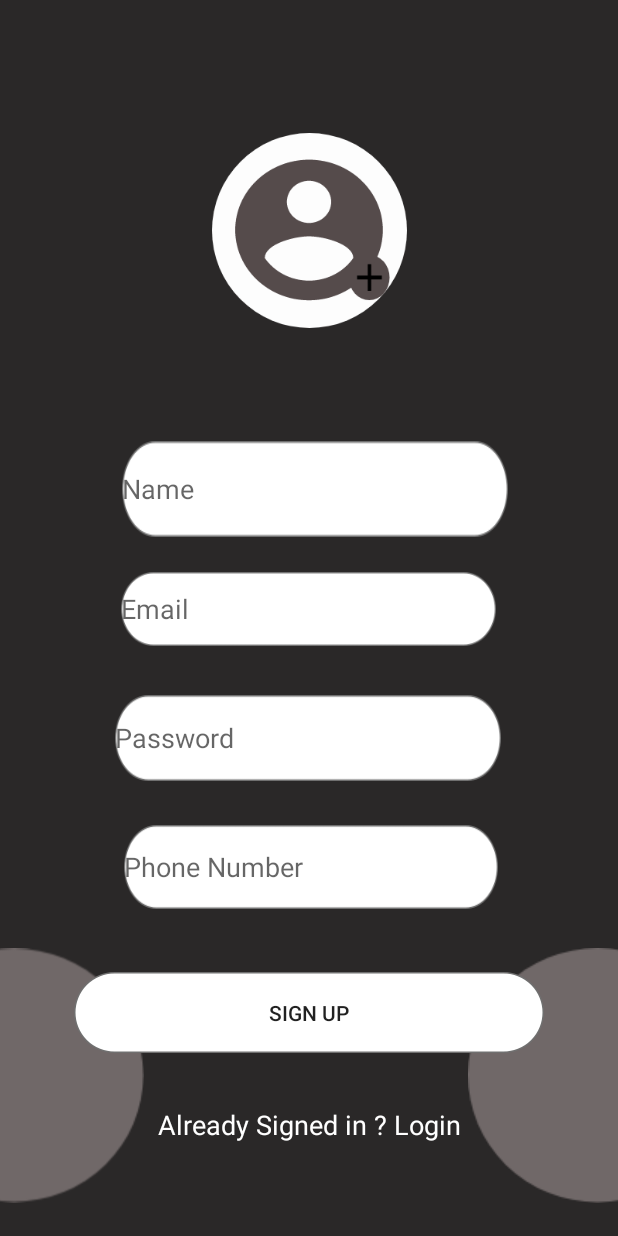
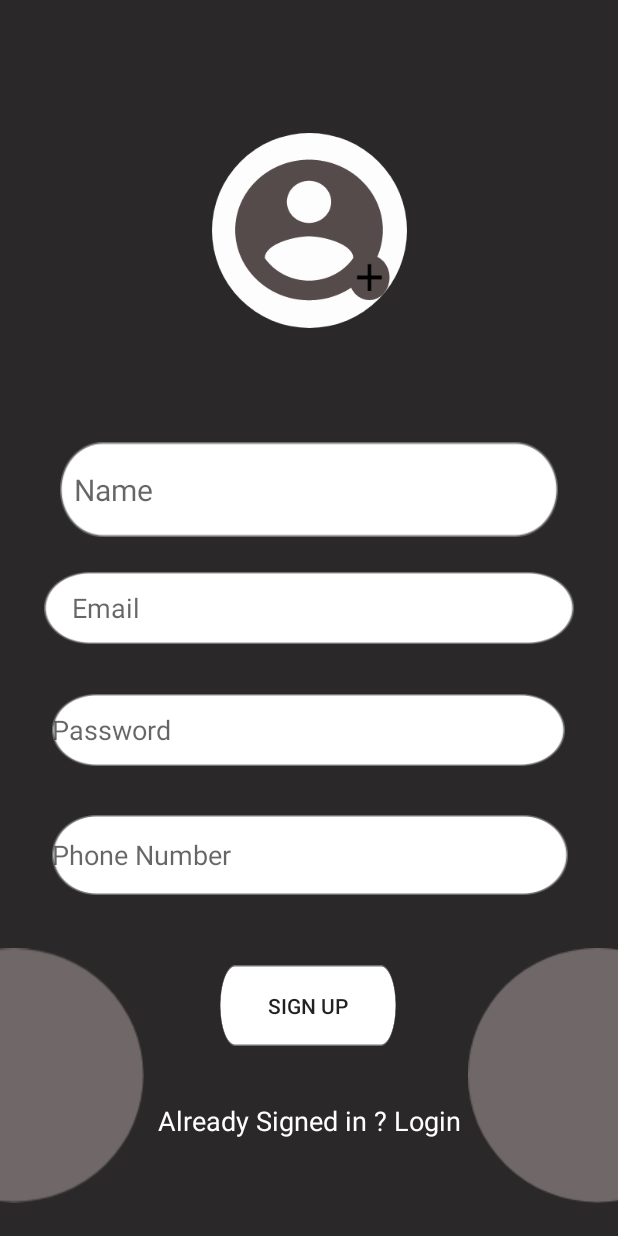
Before and after one commit to Bhuban16/MVP-FITNESS-APP, an Android app: the RegistrationActivity screen opened directly, with no data from a screen before it, on a phone screen of 412 x 824 dp. Run offline under Robolectric (Android 15) with nearby library versions, the phone set to English and light mode, and no system bars; our stand-ins replace Firebase (no records; nobody signed in at launch, a user with empty details on screens opened directly); 1 statement that could not run was skipped.

Commit message:
design update

```diff
--- a/app/src/main/java/com/example/mvpfitnessapp/SecondActivity.java
+++ b/app/src/main/java/com/example/mvpfitnessapp/SecondActivity.java
@@ -75,9 +75,7 @@ public class SecondActivity extends AppCompatActivity implements NavigationView.
             public void onDataChange(@NonNull DataSnapshot dataSnapshot) {
                 UserProfile userProfile = dataSnapshot.getValue(UserProfile.class);
 
-                //if (userProfile != null) {
-                profileName.setText(userProfile.getUserName());
-                //}
+
 
             }
 
--- a/app/src/main/res/layout/activity_main.xml
+++ b/app/src/main/res/layout/activity_main.xml
@@ -10,8 +10,8 @@
 
     <EditText
         android:id="@+id/etName"
-        android:layout_width="303dp"
-        android:layout_height="69dp"
+        android:layout_width="307dp"
+        android:layout_height="64dp"
         android:background="@drawable/rectangle_2"
         android:ems="10"
         android:hint="Email"
--- a/app/src/main/res/layout/activity_registration.xml
+++ b/app/src/main/res/layout/activity_registration.xml
@@ -29,26 +29,28 @@
 
     <EditText
         android:id="@+id/etUserName"
-        android:layout_width="257dp"
-        android:layout_height="64dp"
+        android:layout_width="332dp"
+        android:layout_height="63dp"
+        android:background="@drawable/rectangle_2"
         android:ems="10"
-        android:background="@drawable/rectangle_2"
-        android:hint="Name"
+        android:fontFamily="Segoe UI"
+        android:hint="  Name"
         android:inputType="textPersonName"
+        android:textSize="20sp"
         app:layout_constraintBottom_toBottomOf="parent"
         app:layout_constraintEnd_toEndOf="parent"
-        app:layout_constraintHorizontal_bias="0.527"
+        app:layout_constraintHorizontal_bias="0.497"
         app:layout_constraintStart_toStartOf="parent"
         app:layout_constraintTop_toTopOf="parent"
         app:layout_constraintVertical_bias="0.387" />
 
     <EditText
         android:id="@+id/etUserEmail"
-        android:layout_width="250dp"
-        android:layout_height="49dp"
+        android:layout_width="353dp"
+        android:layout_height="48dp"
         android:background="@drawable/rectangle_2"
         android:ems="10"
-        android:hint="Email"
+        android:hint="    Email"
         android:inputType="textEmailAddress"
         app:layout_constraintBottom_toBottomOf="parent"
         app:layout_constraintEnd_toEndOf="parent"
@@ -59,10 +61,10 @@
 
     <EditText
         android:id="@+id/etUserPassword"
-        android:layout_width="257dp"
-        android:layout_height="57dp"
+        android:layout_width="342dp"
+        android:layout_height="48dp"
+        android:background="@drawable/rectangle_2"
         android:ems="10"
-        android:background="@drawable/rectangle_2"
         android:hint="Password"
         android:inputType="textPassword"
         app:layout_constraintBottom_toBottomOf="parent"
@@ -74,8 +76,8 @@
 
     <Button
         android:id="@+id/btnRegister"
-        android:layout_width="wrap_content"
-        android:layout_height="wrap_content"
+        android:layout_width="117dp"
+        android:layout_height="54dp"
         android:background="@drawable/rectangle_2"
         android:text="Sign up"
         app:layout_constraintBottom_toBottomOf="parent"
@@ -111,13 +113,13 @@
 
     <EditText
         android:id="@+id/etPhoneNumber"
-        android:layout_width="249dp"
-        android:layout_height="56dp"
+        android:layout_width="344dp"
+        android:layout_height="53dp"
+        android:background="@drawable/rectangle_2"
         android:drawablePadding="10dp"
         android:ems="10"
         android:hint="Phone Number"
         android:inputType="number"
-        android:background="@drawable/rectangle_2"
         app:layout_constraintBottom_toTopOf="@+id/btnRegister"
         app:layout_constraintEnd_toEndOf="parent"
         app:layout_constraintHorizontal_bias="0.507"
```
Also changed, not shown: app/src/main/res/layout/activity_profile.xml (+8 -10 lines).
